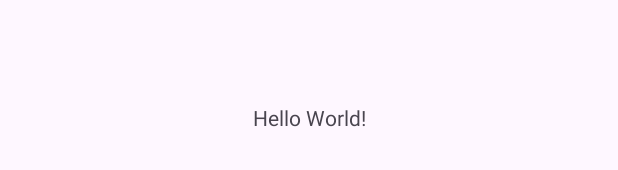
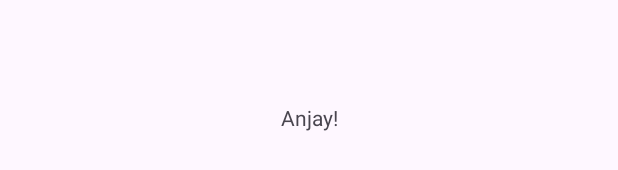
Before and after one commit to farrelantonius/SleepTracking, an Android app: the layout activity_main.xml on its own in the app's theme, with its tools: preview values and no code run, on a phone screen of 412 x 824 dp. Shown: the part 501-671 px from the top of the screen. Run offline under Robolectric (Android 15) with nearby library versions, the phone set to English and light mode, and no system bars.

Commit message:
Perubahan Text

```diff
--- a/app/src/main/res/layout/activity_main.xml
+++ b/app/src/main/res/layout/activity_main.xml
@@ -10,7 +10,7 @@
     <TextView
         android:layout_width="wrap_content"
         android:layout_height="wrap_content"
-        android:text="Hello World!"
+        android:text="Anjay!"
         app:layout_constraintBottom_toBottomOf="parent"
         app:layout_constraintEnd_toEndOf="parent"
         app:layout_constraintStart_toStartOf="parent"
```
